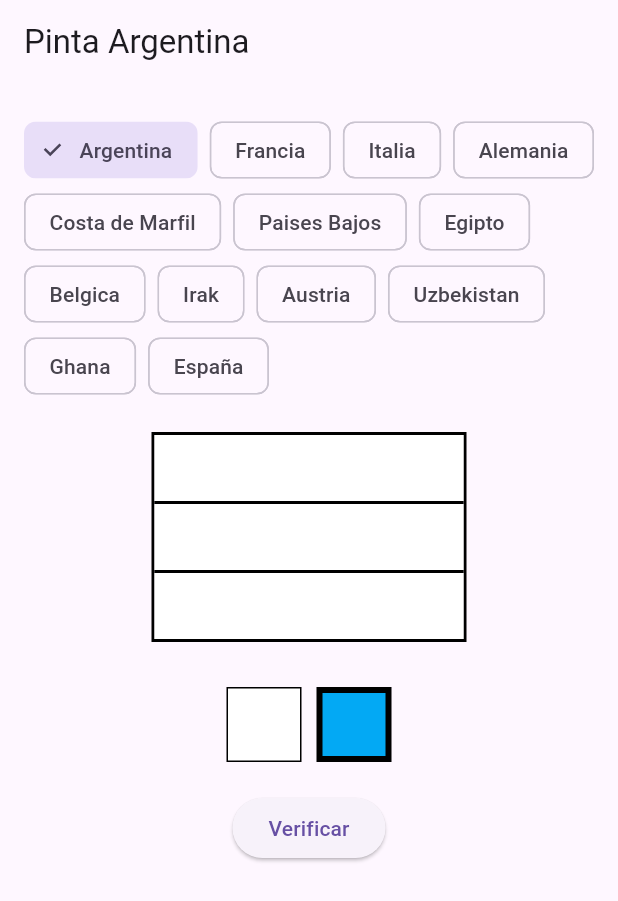
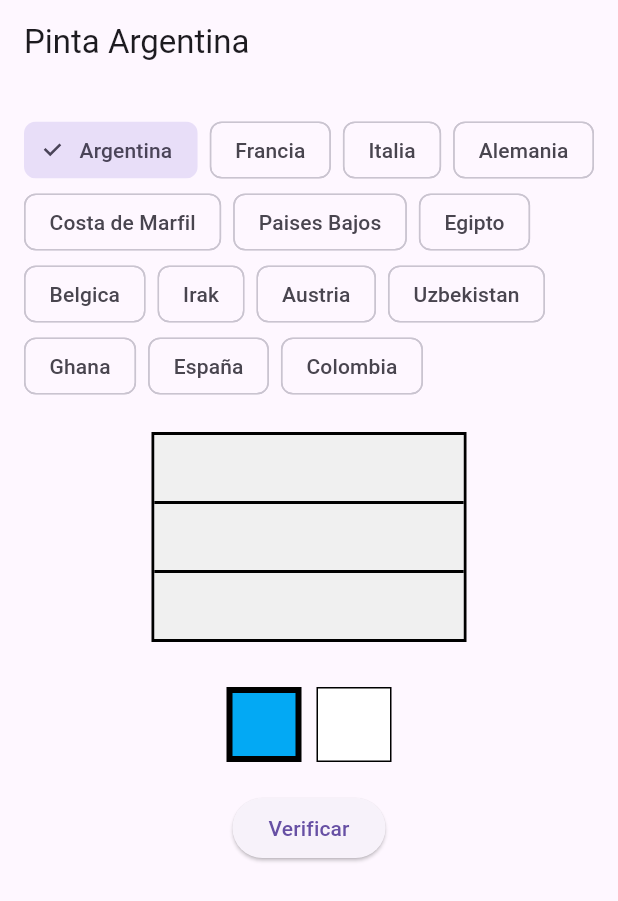
Before and after one commit to pmercado12/banderas-flutter, a Flutter app: the screen it shows after launch, on a phone screen of 412 x 824 dp. Shown: the top 901 px of the screen. Run offline on Flutter 3.47's test engine with Material 3 defaults, Android fonts, the phone set to English and light mode, and no system bars; our stand-ins replace flutter_colorpicker.

Commit message:
mas banderas con proporcion

```diff
--- a/lib/banderas/banderaargentina.dart
+++ b/lib/banderas/banderaargentina.dart
@@ -1,6 +1,8 @@
 import 'package:flutter/material.dart';
 import 'package:mi_paint/modelos/pais.dart';
 import 'package:mi_paint/modelos/zonabandera.dart';
+import 'package:mi_paint/modelos/franja.dart';
+import 'package:mi_paint/modelos/paises_data.dart';
 
 class BanderaArgentinaPage extends StatefulWidget {
   const BanderaArgentinaPage({super.key});
@@ -11,83 +13,21 @@ class BanderaArgentinaPage extends StatefulWidget {
 
 class _BanderaArgentinaPageState extends State<BanderaArgentinaPage> {
   Color colorSeleccionado = Colors.lightBlue;
-  static const Color colorSinPintar = Color(0xFFF0F0F0);
+  static Color colorSinPintar = Color(0xFFF0F0F0);
 
   final zonaSuperior = ZonaBandera(colorCorrecto: Colors.lightBlue);
   final zonaCentral = ZonaBandera(colorCorrecto: Colors.white);
   final zonaInferior = ZonaBandera(colorCorrecto: Colors.lightBlue);
 
-  final List<Pais> paises = [
-    Pais(
-      nombre: 'Argentina',
-      franjas: [Colors.lightBlue, Colors.white, Colors.lightBlue],
-      tipo: TipoBandera.horizontal,
-    ),
-    Pais(
-      nombre: 'Francia',
-      franjas: [Colors.blue, Colors.white, Colors.red],
-      tipo: TipoBandera.vertical,
-    ),
-    Pais(
-      nombre: 'Italia',
-      franjas: [Colors.green, Colors.white, Colors.red],
-      tipo: TipoBandera.vertical,
-    ),
-    Pais(
-      nombre: 'Alemania',
-      franjas: [Colors.black, Colors.red, Colors.yellow],
-      tipo: TipoBandera.horizontal,
-    ),
-    Pais(
-      nombre: 'Costa de Marfil',
-      franjas: [Color(0xFFF77F00), Colors.white, Color(0xFF009E60)],
-      tipo: TipoBandera.vertical,
-    ),
-    Pais(
-      nombre: 'Paises Bajos',
-      franjas: [Colors.red, Colors.white, Color(0xFF21468B)],
-      tipo: TipoBandera.horizontal,
-    ),
-    Pais(
-      nombre: 'Egipto',
-      franjas: [Colors.red, Colors.white, Colors.black],
-      tipo: TipoBandera.horizontal,
-    ),
-    Pais(
-      nombre: 'Belgica',
-      franjas: [Colors.black, Colors.red, Colors.yellow],
-      tipo: TipoBandera.vertical,
-    ),
-    Pais(
-      nombre: 'Irak',
-      franjas: [Colors.red, Colors.white, Colors.black],
-      tipo: TipoBandera.horizontal,
-    ),
-    Pais(
-      nombre: 'Austria',
-      franjas: [Colors.red, Colors.white, Colors.red],
-      tipo: TipoBandera.horizontal,
-    ),
-    Pais(
-      nombre: 'Uzbekistan',
-      franjas: [Color(0xFF0099B5), Colors.white, Color(0xFF1EB53A)],
-      tipo: TipoBandera.horizontal,
-    ),
-    Pais(
-      nombre: 'Ghana',
-      franjas: [Colors.red, Colors.yellow, Colors.green],
-      tipo: TipoBandera.horizontal,
-    ),
-    Pais(
-      nombre: 'España',
-      franjas: [Colors.red, Colors.yellow, Colors.red],
-      tipo: TipoBandera.horizontal,
-    ),
-  ];
+  final List<Pais> paises = paisesData;
 
-  Pais paisActual = const Pais(
+  Pais paisActual = Pais(
     nombre: "Argentina",
-    franjas: [Colors.lightBlue, Colors.white, Colors.lightBlue],
+    franjas: [
+      Franja(colorCorrecto: Colors.lightBlue, flex: 1),
+      Franja(colorCorrecto: Colors.white, flex: 1),
+      Franja(colorCorrecto: Colors.lightBlue, flex: 1),
+    ],
     tipo: TipoBandera.horizontal,
   );
 
@@ -97,14 +37,8 @@ class _BanderaArgentinaPageState extends State<BanderaArgentinaPage> {
   void initState() {
     super.initState();
 
-    paletaActual = paisActual.franjas.toSet().toList();
+    paletaActual = paisActual.franjas.map((f) => f.colorCorrecto).toList();
     paletaActual.shuffle();
-  }
-
-  void pintarZona(ZonaBandera zona) {
-    setState(() {
-      zona.colorActual = colorSeleccionado;
-    });
   }
 
   bool banderaCorrecta() {
@@ -153,7 +87,10 @@ class _BanderaArgentinaPageState extends State<BanderaArgentinaPage> {
           // COLORES
           Wrap(
             spacing: 10,
-            children: paletaActual.map((color) => colorBoton(color)).toList(),
+            children: paletaActual
+                .toSet()
+                .map((color) => colorBoton(color))
+                .toList(),
           ),
 
           const SizedBox(height: 20),
@@ -203,53 +140,91 @@ class _BanderaArgentinaPageState extends State<BanderaArgentinaPage> {
     setState(() {
       paisActual = pais;
 
-      zonaSuperior.colorCorrecto = pais.franjas[0];
-      zonaCentral.colorCorrecto = pais.franjas[1];
-      zonaInferior.colorCorrecto = pais.franjas[2];
+      for (final f in pais.franjas) {
+        f.colorActual = colorSinPintar;
+      }
 
-      // limpiar la bandera
-      zonaSuperior.colorActual = colorSinPintar;
-      zonaCentral.colorActual = colorSinPintar;
-      zonaInferior.colorActual = colorSinPintar;
-
-      // seleccionar un color por defecto
-      paletaActual = pais.franjas.toSet().toList();
+      paletaActual = pais.franjas.map((f) => f.colorCorrecto).toList();
       paletaActual.shuffle();
 
       colorSeleccionado = paletaActual.first;
     });
   }
 
+  void pintarColor(Color color) {
+    setState(() {
+      if (zonaSuperior.colorActual == colorSinPintar) {
+        zonaSuperior.colorActual = color;
+        return;
+      }
+
+      if (zonaCentral.colorActual == colorSinPintar) {
+        zonaCentral.colorActual = color;
+        return;
+      }
+
+      if (zonaInferior.colorActual == colorSinPintar) {
+        zonaInferior.colorActual = color;
+        return;
+      }
+    });
+  }
+
   Widget banderaHorizontal() {
-    return Column(
-      children: [
-        zonaWidget(zonaSuperior),
-        Container(height: 2, color: Colors.black),
-        zonaWidget(zonaCentral),
-        Container(height: 2, color: Colors.black),
-        zonaWidget(zonaInferior),
-      ],
-    );
+    final widgets = <Widget>[];
+
+    for (int i = 0; i < paisActual.franjas.length; i++) {
+      final f = paisActual.franjas[i];
+
+      widgets.add(
+        Expanded(
+          flex: f.flex,
+          child: GestureDetector(
+            onTap: () {
+              setState(() {
+                f.colorActual = colorSeleccionado;
+              });
+            },
+            child: Container(color: f.colorActual),
+          ),
+        ),
+      );
+
+      // 🔥 línea separadora (excepto la última)
+      if (i != paisActual.franjas.length - 1) {
+        widgets.add(Container(height: 2, color: Colors.black));
+      }
+    }
+
+    return Column(children: widgets);
   }
 
   Widget banderaVertical() {
-    return Row(
-      children: [
-        zonaWidget(zonaSuperior),
-        Container(width: 2, color: Colors.black),
-        zonaWidget(zonaCentral),
-        Container(width: 2, color: Colors.black),
-        zonaWidget(zonaInferior),
-      ],
-    );
-  }
+    final widgets = <Widget>[];
 
-  Widget zonaWidget(ZonaBandera zona) {
-    return Expanded(
-      child: GestureDetector(
-        onTap: () => pintarZona(zona),
-        child: Container(color: zona.colorActual),
-      ),
-    );
+    for (int i = 0; i < paisActual.franjas.length; i++) {
+      final f = paisActual.franjas[i];
+
+      widgets.add(
+        Expanded(
+          flex: f.flex,
+          child: GestureDetector(
+            onTap: () {
+              setState(() {
+                f.colorActual = colorSeleccionado;
+              });
+            },
+            child: Container(color: f.colorActual),
+          ),
+        ),
+      );
+
+      // 🔥 separador vertical
+      if (i != paisActual.franjas.length - 1) {
+        widgets.add(Container(width: 2, color: Colors.black));
+      }
+    }
+
+    return Row(children: widgets);
   }
 }
--- /dev/null
+++ b/lib/modelos/franja.dart
@@ -0,0 +1,14 @@
+import 'package:flutter/painting.dart';
+import 'package:flutter/material.dart';
+
+class Franja {
+  Color colorCorrecto;
+  Color colorActual;
+  int flex;
+
+  Franja({
+    required this.colorCorrecto,
+    this.colorActual = const Color(0xFFF0F0F0),
+    this.flex = 1,
+  });
+}
--- a/lib/modelos/pais.dart
+++ b/lib/modelos/pais.dart
@@ -1,11 +1,10 @@
-import 'package:flutter/painting.dart';
-import 'package:flutter/material.dart';
+import 'package:mi_paint/modelos/franja.dart';
 
 enum TipoBandera { horizontal, vertical }
 
 class Pais {
   final String nombre;
-  final List<Color> franjas;
+  final List<Franja> franjas;
   final TipoBandera tipo;
 
   const Pais({required this.nombre, required this.franjas, required this.tipo});
--- /dev/null
+++ b/lib/modelos/paises_data.dart
@@ -0,0 +1,145 @@
+import 'package:flutter/material.dart';
+import 'package:mi_paint/modelos/pais.dart';
+import 'package:mi_paint/modelos/franja.dart';
+
+final List<Pais> paisesData = [
+  Pais(
+    nombre: 'Argentina',
+    tipo: TipoBandera.horizontal,
+    franjas: [
+      Franja(colorCorrecto: Colors.lightBlue, flex: 1),
+      Franja(colorCorrecto: Colors.white, flex: 1),
+      Franja(colorCorrecto: Colors.lightBlue, flex: 1),
+    ],
+  ),
+
+  Pais(
+    nombre: 'Francia',
+    tipo: TipoBandera.vertical,
+    franjas: [
+      Franja(colorCorrecto: Colors.blue, flex: 1),
+      Franja(colorCorrecto: Colors.white, flex: 1),
+      Franja(colorCorrecto: Colors.red, flex: 1),
+    ],
+  ),
+
+  Pais(
+    nombre: 'Italia',
+    tipo: TipoBandera.vertical,
+    franjas: [
+      Franja(colorCorrecto: Colors.green, flex: 1),
+      Franja(colorCorrecto: Colors.white, flex: 1),
+      Franja(colorCorrecto: Colors.red, flex: 1),
+    ],
+  ),
+
+  Pais(
+    nombre: 'Alemania',
+    tipo: TipoBandera.horizontal,
+    franjas: [
+      Franja(colorCorrecto: Colors.black, flex: 1),
+      Franja(colorCorrecto: Colors.red, flex: 1),
+      Franja(colorCorrecto: Colors.yellow, flex: 1),
+    ],
+  ),
+
+  Pais(
+    nombre: 'Costa de Marfil',
+    tipo: TipoBandera.vertical,
+    franjas: [
+      Franja(colorCorrecto: Color(0xFFF77F00), flex: 1),
+      Franja(colorCorrecto: Colors.white, flex: 1),
+      Franja(colorCorrecto: Color(0xFF009E60), flex: 1),
+    ],
+  ),
+
+  Pais(
+    nombre: 'Paises Bajos',
+    tipo: TipoBandera.horizontal,
+    franjas: [
+      Franja(colorCorrecto: Colors.red, flex: 1),
+      Franja(colorCorrecto: Colors.white, flex: 1),
+      Franja(colorCorrecto: Color(0xFF21468B), flex: 1),
+    ],
+  ),
+
+  Pais(
+    nombre: 'Egipto',
+    tipo: TipoBandera.horizontal,
+    franjas: [
+      Franja(colorCorrecto: Colors.red, flex: 1),
+      Franja(colorCorrecto: Colors.white, flex: 1),
+      Franja(colorCorrecto: Colors.black, flex: 1),
+    ],
+  ),
+
+  Pais(
+    nombre: 'Belgica',
+    tipo: TipoBandera.vertical,
+    franjas: [
+      Franja(colorCorrecto: Colors.black, flex: 1),
+      Franja(colorCorrecto: Colors.red, flex: 1),
+      Franja(colorCorrecto: Colors.yellow, flex: 1),
+    ],
+  ),
+
+  Pais(
+    nombre: 'Irak',
+    tipo: TipoBandera.horizontal,
+    franjas: [
+      Franja(colorCorrecto: Colors.red, flex: 1),
+      Franja(colorCorrecto: Colors.white, flex: 1),
+      Franja(colorCorrecto: Colors.black, flex: 1),
+    ],
+  ),
+
+  Pais(
+    nombre: 'Austria',
+    tipo: TipoBandera.horizontal,
+    franjas: [
+      Franja(colorCorrecto: Colors.red, flex: 1),
+      Franja(colorCorrecto: Colors.white, flex: 1),
+      Franja(colorCorrecto: Colors.red, flex: 1),
+    ],
+  ),
+
+  Pais(
+    nombre: 'Uzbekistan',
+    tipo: TipoBandera.horizontal,
+    franjas: [
+      Franja(colorCorrecto: Color(0xFF0099B5), flex: 1),
+      Franja(colorCorrecto: Colors.white, flex: 1),
+      Franja(colorCorrecto: Color(0xFF1EB53A), flex: 1),
+    ],
+  ),
+
+  Pais(
+    nombre: 'Ghana',
+    tipo: TipoBandera.horizontal,
+    franjas: [
+      Franja(colorCorrecto: Colors.red, flex: 1),
+      Franja(colorCorrecto: Colors.yellow, flex: 1),
+      Franja(colorCorrecto: Colors.green, flex: 1),
+    ],
+  ),
+
+  Pais(
+    nombre: 'España',
+    tipo: TipoBandera.horizontal,
+    franjas: [
+      Franja(colorCorrecto: Colors.red, flex: 1),
+      Franja(colorCorrecto: Colors.yellow, flex: 2),
+      Franja(colorCorrecto: Colors.red, flex: 1),
+    ],
+  ),
+
+  Pais(
+    nombre: 'Colombia',
+    tipo: TipoBandera.horizontal,
+    franjas: [
+      Franja(colorCorrecto: Colors.yellow, flex: 2),
+      Franja(colorCorrecto: Colors.blue, flex: 1),
+      Franja(colorCorrecto: Colors.red, flex: 1),
+    ],
+  ),
+];
```
